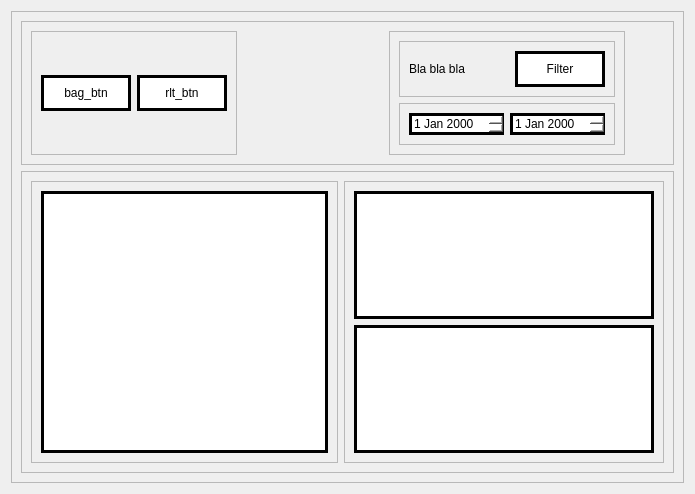
This is PATP/asset_ctrl/previa/patr_view.ui in eduardogm22/controle_patrimonio as Qt 5 draws it before an edit. The edited form follows.
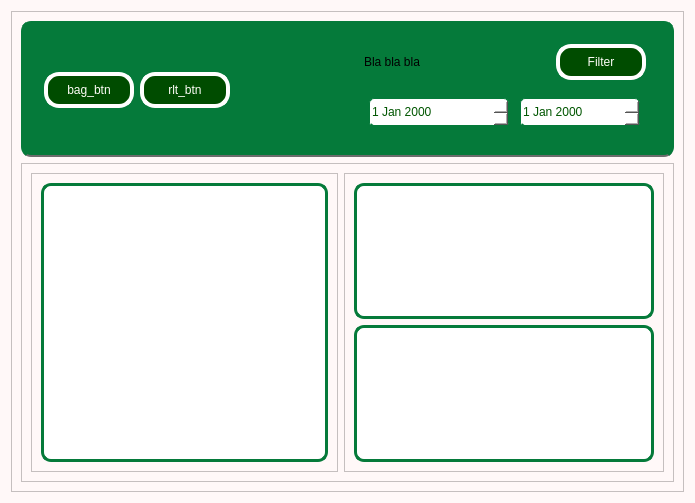
This is the edited form.

What changed in the file:
```diff
--- a/PATP/asset_ctrl/previa/patr_view.ui
+++ b/PATP/asset_ctrl/previa/patr_view.ui
@@ -7,12 +7,15 @@
     <x>0</x>
     <y>0</y>
     <width>695</width>
-    <height>494</height>
+    <height>503</height>
    </rect>
   </property>
   <property name="windowTitle">
    <string>Form</string>
   </property>
+  <property name="styleSheet">
+   <string notr="true">background-color : rgb(255, 248, 248)</string>
+  </property>
   <layout class="QVBoxLayout" name="verticalLayout">
    <item>
     <widget class="QFrame" name="frame">
@@ -25,6 +28,13 @@
      <layout class="QVBoxLayout" name="verticalLayout_2">
       <item>
        <widget class="QFrame" name="frame_2">
+        <property name="styleSheet">
+         <string notr="true">border-radius:
+10px;
+border:5px solid #057A3A;
+background-color: #057A3A;
+border-bottom: 2px solid rgb(108, 108, 108);</string>
+        </property>
         <property name="frameShape">
          <enum>QFrame::StyledPanel</enum>
         </property>
@@ -34,6 +44,9 @@
         <layout class="QHBoxLayout" name="horizontalLayout_2">
          <item alignment="Qt::AlignLeft">
           <widget class="QFrame" name="frame_4">
+           <property name="styleSheet">
+            <string notr="true">border:0</string>
+           </property>
            <property name="frameShape">
             <enum>QFrame::StyledPanel</enum>
            </property>
@@ -56,8 +69,24 @@
                </size>
               </property>
               <property name="styleSheet">
-               <string notr="true">background-color:white;
-border:3px solid black;</string>
+               <string notr="true">
+
+QPushButton { color:rgb(254, 253, 247);
+	border-radius:15px;		
+	border: 4px solid rgb(255, 255, 255);
+	background-color: rgb(0, 76, 0)
+
+ }
+
+QPushButton:hover{background-color:#057A3A;color:white}
+
+QPushButton:pressed{
+ padding-left: 5px;
+ padding-top:5px;
+ 
+	background-color: rgb(0, 85, 0);
+ 
+}</string>
               </property>
               <property name="text">
                <string>bag_btn</string>
@@ -79,8 +108,24 @@
                </size>
               </property>
               <property name="styleSheet">
-               <string notr="true">background-color:white;
-border:3px solid black;</string>
+               <string notr="true">
+
+QPushButton { color:rgb(254, 253, 247);
+	border-radius:15px;		
+	border: 4px solid rgb(255, 255, 255);
+	background-color: rgb(0, 76, 0)
+
+ }
+
+QPushButton:hover{background-color:#057A3A;color:white}
+
+QPushButton:pressed{
+ padding-left: 5px;
+ padding-top:5px;
+ 
+	background-color: rgb(0, 85, 0);
+ 
+}</string>
               </property>
               <property name="text">
                <string>rlt_btn</string>
@@ -92,6 +137,21 @@
          </item>
          <item alignment="Qt::AlignHCenter">
           <widget class="QFrame" name="frame_3">
+           <property name="minimumSize">
+            <size>
+             <width>300</width>
+             <height>0</height>
+            </size>
+           </property>
+           <property name="maximumSize">
+            <size>
+             <width>300</width>
+             <height>16777215</height>
+            </size>
+           </property>
+           <property name="styleSheet">
+            <string notr="true">border:0</string>
+           </property>
            <property name="frameShape">
             <enum>QFrame::StyledPanel</enum>
            </property>
@@ -99,8 +159,23 @@
             <enum>QFrame::Raised</enum>
            </property>
            <layout class="QVBoxLayout" name="verticalLayout_3">
+            <property name="spacing">
+             <number>0</number>
+            </property>
+            <property name="leftMargin">
+             <number>0</number>
+            </property>
+            <property name="topMargin">
+             <number>0</number>
+            </property>
+            <property name="rightMargin">
+             <number>0</number>
+            </property>
             <item>
              <widget class="QFrame" name="frame_9">
+              <property name="styleSheet">
+               <string notr="true">border:0</string>
+              </property>
               <property name="frameShape">
                <enum>QFrame::StyledPanel</enum>
               </property>
@@ -130,8 +205,24 @@
                   </size>
                  </property>
                  <property name="styleSheet">
-                  <string notr="true">background-color:white;
-border:3px solid black;</string>
+                  <string notr="true">
+
+QPushButton { color:rgb(254, 253, 247);
+	border-radius:15px;		
+	border: 4px solid rgb(255, 255, 255);
+	background-color: rgb(0, 76, 0)
+
+ }
+
+QPushButton:hover{background-color:#057A3A;color:white}
+
+QPushButton:pressed{
+ padding-left: 5px;
+ padding-top:5px;
+ 
+	background-color: rgb(0, 85, 0);
+ 
+}</string>
                  </property>
                  <property name="text">
                   <string>Filter</string>
@@ -152,17 +243,67 @@
               <layout class="QHBoxLayout" name="horizontalLayout_3">
                <item>
                 <widget class="QDateEdit" name="dateEdit">
+                 <property name="minimumSize">
+                  <size>
+                   <width>140</width>
+                   <height>30</height>
+                  </size>
+                 </property>
+                 <property name="maximumSize">
+                  <size>
+                   <width>110</width>
+                   <height>16777215</height>
+                  </size>
+                 </property>
                  <property name="styleSheet">
-                  <string notr="true">background-color:white;
-border:3px solid black;</string>
+                  <string notr="true">QDateEdit{
+color:rgb(0, 85, 0);
+background-color:white;	
+border-radius: 5px;
+border: 1px solid #057A3A;
+border-bottom: 3px solid #057A3A;
+}
+
+
+/* Estilo dos botões de navegação */
+QCalendarWidget QToolButton {
+    color: #FFFFFF; /* Cor do texto dos botões */
+    background-color: rgb(0, 85, 0); /* Cor de fundo dos botões */
+    border: none; /* Sem borda */
+}</string>
                  </property>
                 </widget>
                </item>
                <item>
                 <widget class="QDateEdit" name="dateEdit_2">
+                 <property name="minimumSize">
+                  <size>
+                   <width>0</width>
+                   <height>30</height>
+                  </size>
+                 </property>
+                 <property name="maximumSize">
+                  <size>
+                   <width>120</width>
+                   <height>30</height>
+                  </size>
+                 </property>
                  <property name="styleSheet">
-                  <string notr="true">background-color:white;
-border:3px solid black;</string>
+                  <string notr="true">QDateEdit{
+color:rgb(0, 85, 0);
+background-color:white;	
+border-radius: 5px;
+border: 1px solid #057A3A;
+border-bottom: 3px solid #057A3A;
+}
+
+
+/* Estilo dos botões de navegação */
+QCalendarWidget QToolButton {
+    color: #FFFFFF; /* Cor do texto dos botões */
+    background-color: rgb(0, 85, 0); /* Cor de fundo dos botões */
+    border: none; /* Sem borda */
+}</string>
                  </property>
                 </widget>
                </item>
@@ -196,8 +337,11 @@
             <item>
              <widget class="QListView" name="listView">
               <property name="styleSheet">
-               <string notr="true">background-color:white;
-border:3px solid black;</string>
+               <string notr="true">background-color:white;	
+border:3px solid #057A3A;
+border-radius:10px
+
+</string>
               </property>
              </widget>
             </item>
@@ -228,8 +372,11 @@
                </size>
               </property>
               <property name="styleSheet">
-               <string notr="true">background-color:white;
-border:3px solid black;</string>
+               <string notr="true">background-color:white;	
+border:3px solid #057A3A;
+border-radius:10px
+
+</string>
               </property>
              </widget>
             </item>
@@ -248,8 +395,11 @@
                </size>
               </property>
               <property name="styleSheet">
-               <string notr="true">background-color:white;
-border:3px solid black;</string>
+               <string notr="true">background-color:white;	
+border:3px solid #057A3A;
+border-radius:10px
+
+</string>
               </property>
              </widget>
             </item>
```
